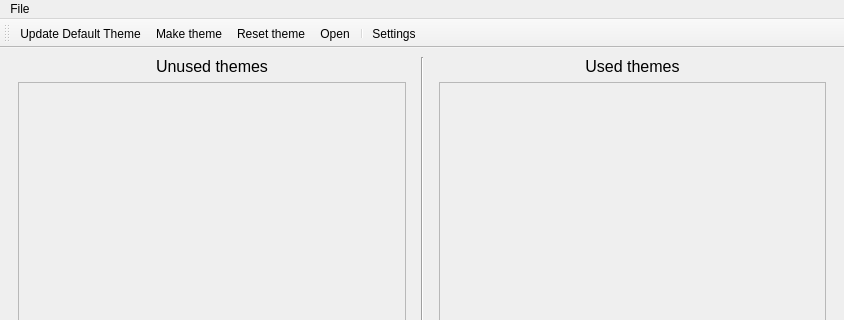
Qt form ui/mainwindow.ui (DrLutzi/wakfu-theme-manager) before a commit; both pictures show x 0 to 844 and y 0 to 320 of the 844 by 600 pixel window.
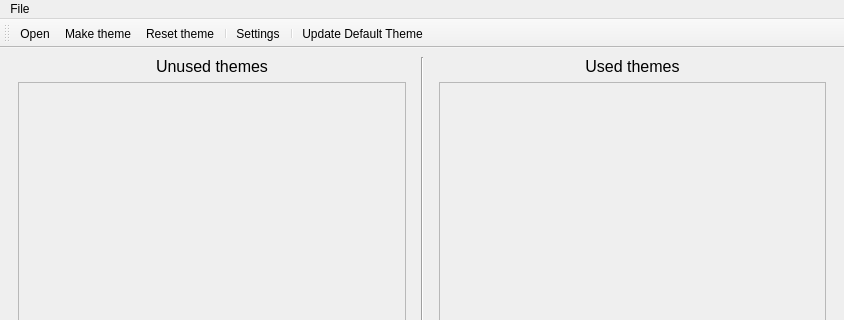
The same form after that commit.

```diff
--- a/ui/mainwindow.ui
+++ b/ui/mainwindow.ui
@@ -162,12 +162,13 @@
    <attribute name="toolBarBreak">
     <bool>false</bool>
    </attribute>
-   <addaction name="actionDownload"/>
+   <addaction name="actionOpen"/>
    <addaction name="actionMake_theme"/>
    <addaction name="actionReset"/>
-   <addaction name="actionOpen"/>
    <addaction name="separator"/>
    <addaction name="actionParameters"/>
+   <addaction name="separator"/>
+   <addaction name="actionDownload"/>
   </widget>
   <action name="actionOpen">
    <property name="text">
```
Left out of the diff: 10 changed lines with no effect on the pictures.
